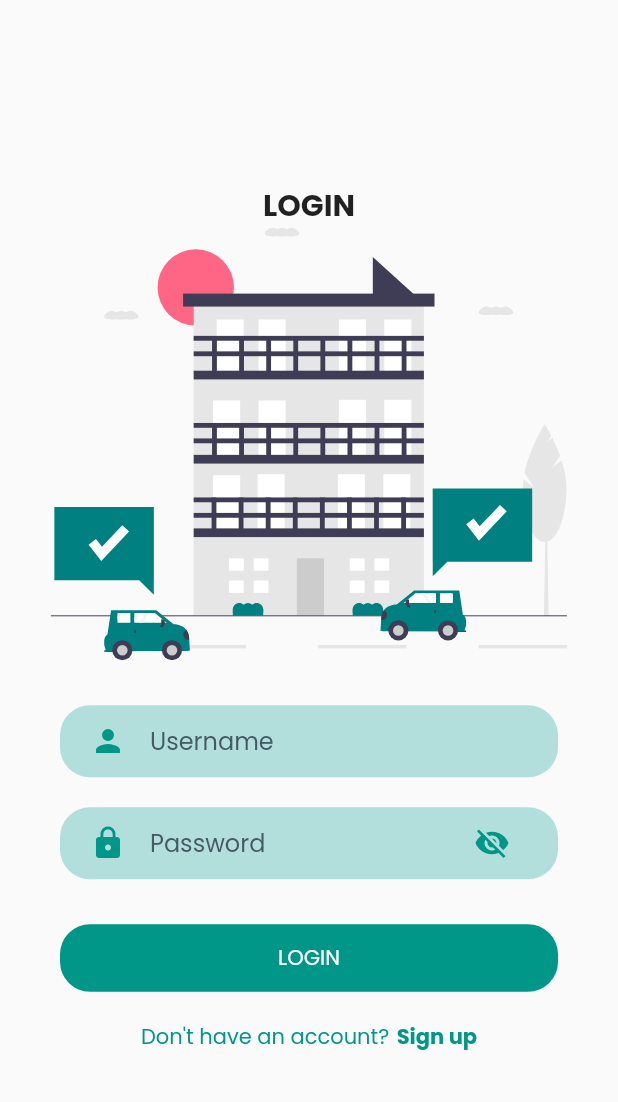
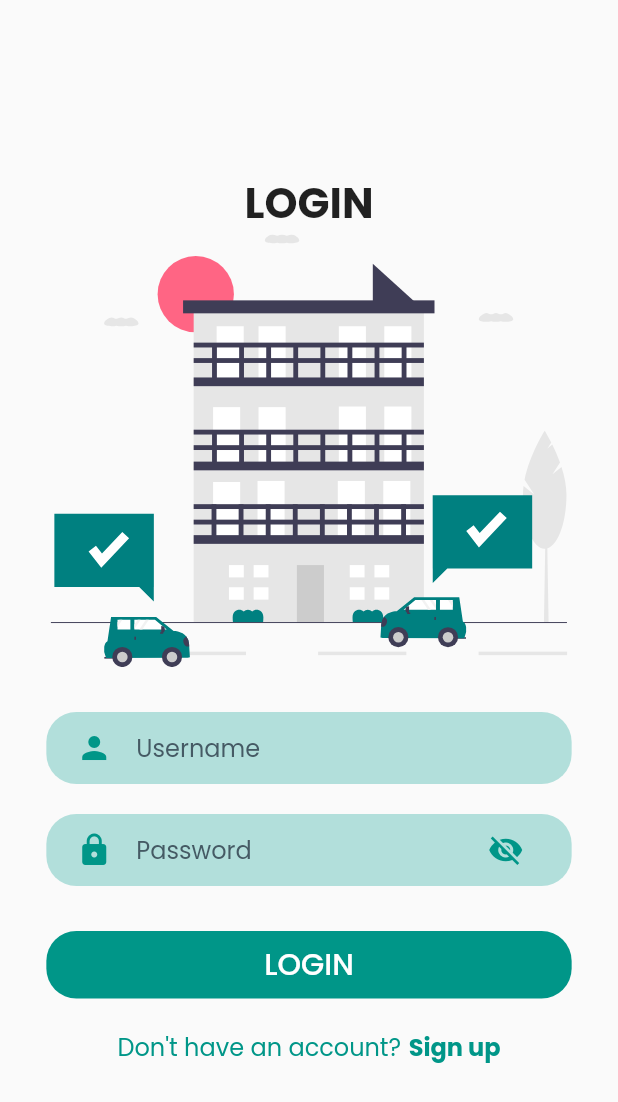
Before and after one commit to Harshana-Rathnayaka/Vehicle-Management-System-Flutter, a Flutter app: the screen it shows after launch, on a phone screen of 412 x 824 dp. Shown: the top 1102 px of the screen. Run offline on Flutter 3.47's test engine with Material 2 defaults, Android fonts, the phone set to English and light mode, and no system bars; our stand-ins replace connectivity, flutter_svg, fluttertoast.

Commit message:
small ui changes

```diff
--- a/lib/screens/LoginPage.dart
+++ b/lib/screens/LoginPage.dart
@@ -55,7 +55,7 @@ class _LoginPageState extends State<LoginPage> {
             : Center(
                 child: SingleChildScrollView(
                   child: Padding(
-                    padding: const EdgeInsets.symmetric(horizontal: 20),
+                    padding: const EdgeInsets.symmetric(horizontal: 10),
                     child: Form(
                       key: _formKey,
                       child: Column(
@@ -64,7 +64,7 @@ class _LoginPageState extends State<LoginPage> {
                           Text(
                             'LOGIN',
                             style: TextStyle(
-                                fontWeight: FontWeight.bold, fontSize: 20),
+                                fontWeight: FontWeight.bold, fontSize: 28),
                           ),
                           SvgPicture.asset(
                             login_image,
@@ -182,7 +182,10 @@ class _LoginPageState extends State<LoginPage> {
                               height: 45,
                               child: Text(
                                 'LOGIN',
-                                style: TextStyle(color: Colors.white),
+                                style: TextStyle(
+                                    color: Colors.white,
+                                    fontSize: 20,
+                                    fontWeight: FontWeight.w500),
                               ),
                               alignment: Alignment.center,
                               padding:
@@ -202,7 +205,8 @@ class _LoginPageState extends State<LoginPage> {
                             children: [
                               Text(
                                 'Don\'t have an account?',
-                                style: TextStyle(color: Colors.teal),
+                                style:
+                                    TextStyle(color: Colors.teal, fontSize: 16),
                               ),
                               SizedBox(
                                 width: 5,
@@ -212,7 +216,8 @@ class _LoginPageState extends State<LoginPage> {
                                   'Sign up',
                                   style: TextStyle(
                                       color: Colors.teal,
-                                      fontWeight: FontWeight.bold),
+                                      fontWeight: FontWeight.bold,
+                                      fontSize: 16),
                                 ),
                               ),
                             ],
```
